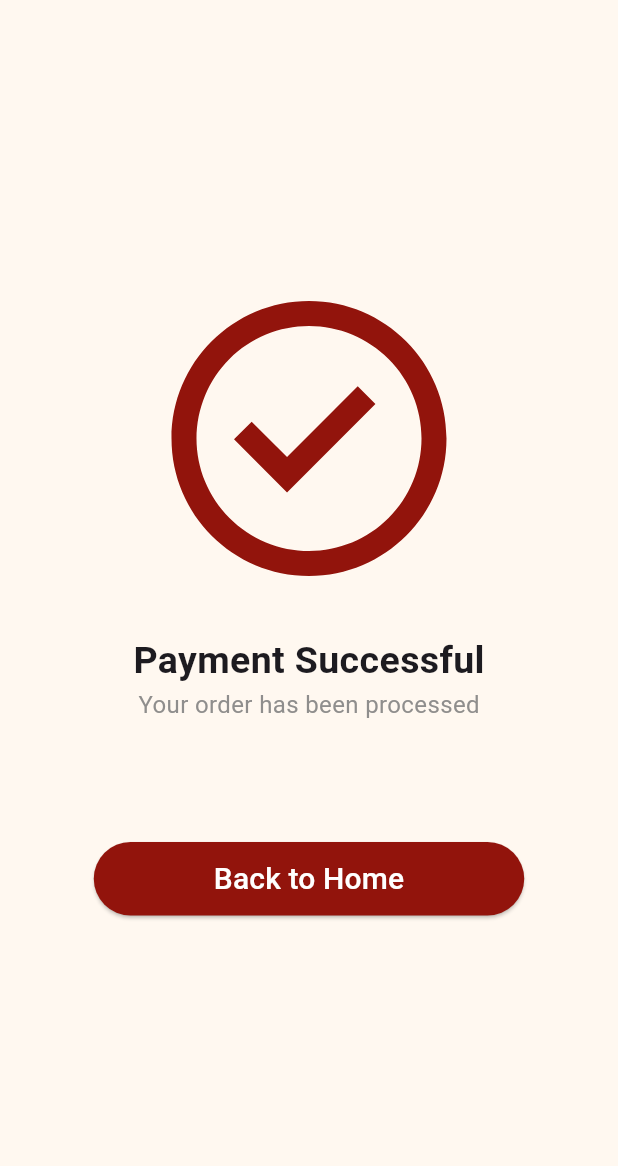
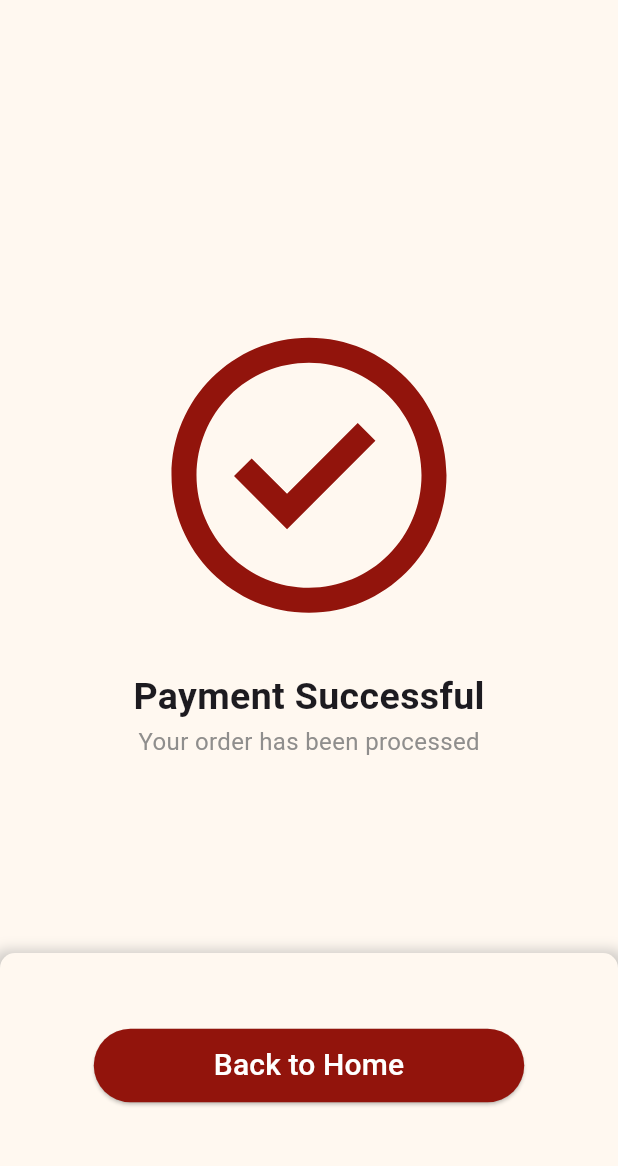
Before and after one commit to Kelompok-2-Mobile-Programming-TI-B-23/Marketplace, a Flutter app: the PaymentScreen screen opened directly, on a phone screen of 412 x 824 dp, the part 58-1224 px from its top. Run offline on Flutter 3.47's test engine with Material 3 defaults, Android fonts, the phone set to English and light mode, and no system bars; our stand-ins replace flutter_svg; Roboto replaces fonts that are missing (Urbanist).

Commit message:
[FIX] Membuat perbaikan pada screen
- Perbaikan pada payment screen (menambahkan bottom sheet)
- Perbaikan pada cart screen (Penyesuaian padding)

```diff
--- a/lib/main.dart
+++ b/lib/main.dart
@@ -17,7 +17,7 @@ class MyApp extends StatelessWidget {
     return MaterialApp(
       debugShowCheckedModeBanner: false,
       theme: ThemeData(fontFamily: 'Urbanist'),
-      home: CheckoutScreen(),
+      home: CartEmptyScreen(),
     );
   }
 }
--- a/lib/payment_screen.dart
+++ b/lib/payment_screen.dart
@@ -58,10 +58,32 @@ class PaymentScreen extends StatelessWidget {
                   ],
                 ),
               ),
-              Row(
-                mainAxisAlignment: MainAxisAlignment.end,
-                children: [
-                  ElevatedButton(
+
+            ],
+          ),
+        ],
+      ),
+      bottomSheet: Container(
+        height: 150,
+        padding: const EdgeInsets.all(16.0),
+
+        // shape: const RoundedRectangleBorder(borderRadius: BorderRadius.vertical(top: Radius.circular(30))),
+        decoration: BoxDecoration(
+            color: const Color.fromARGB(255, 255, 248, 240),
+            boxShadow: [
+              BoxShadow(
+                color: Colors.grey.withOpacity(0.5),
+                spreadRadius: 5,
+                blurRadius: 7,
+                offset: const Offset(0, 3), // changes position of shadow
+              ),
+            ],
+            borderRadius:
+                const BorderRadius.vertical(top: Radius.circular(10))),
+        child: Row(
+          mainAxisAlignment: MainAxisAlignment.center,
+          children: [
+            ElevatedButton(
                     style: ElevatedButton.styleFrom(
                         alignment: Alignment.center,
                         padding: const EdgeInsets.symmetric(
@@ -76,12 +98,8 @@ class PaymentScreen extends StatelessWidget {
                           fontWeight: FontWeight.w500,
                           color: Colors.white),
                     )),
-
-                ],
-              ),
-            ],
-          ),
-        ],
+          ]
+        ),
       ),
     );
   }
```
Also changed, not shown: lib/cart_screen.dart (+16 -6 lines).
